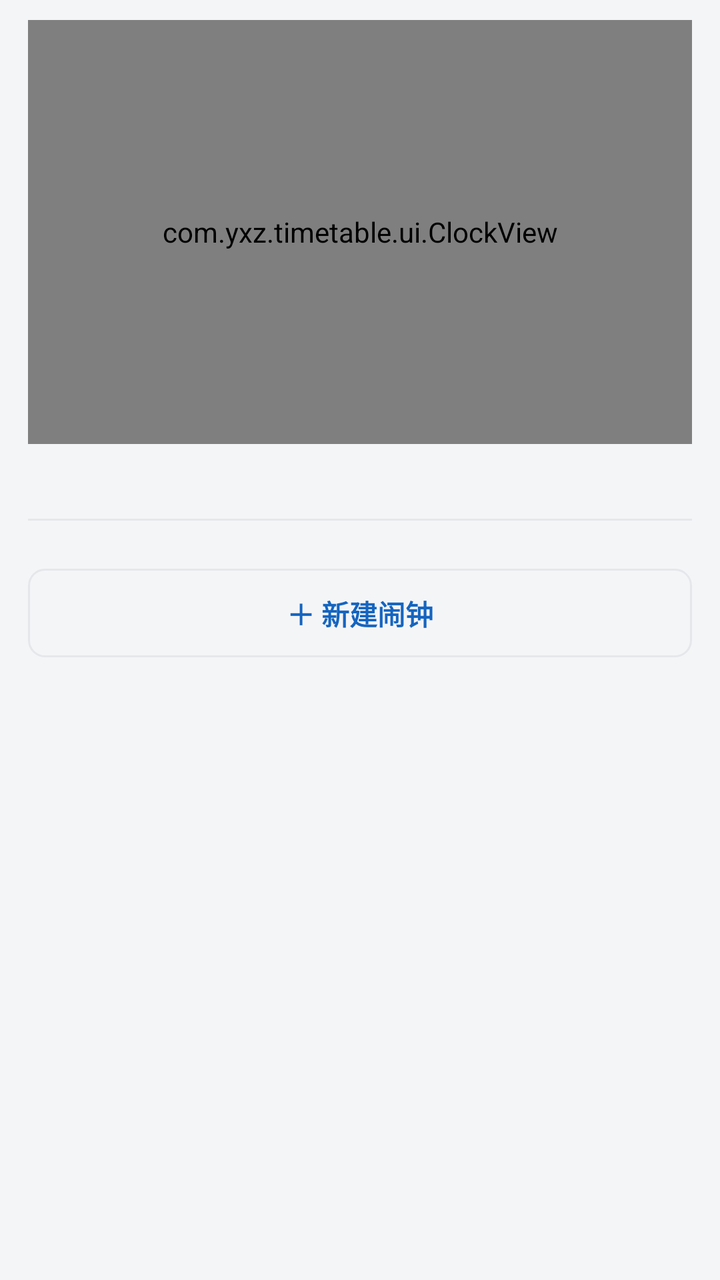
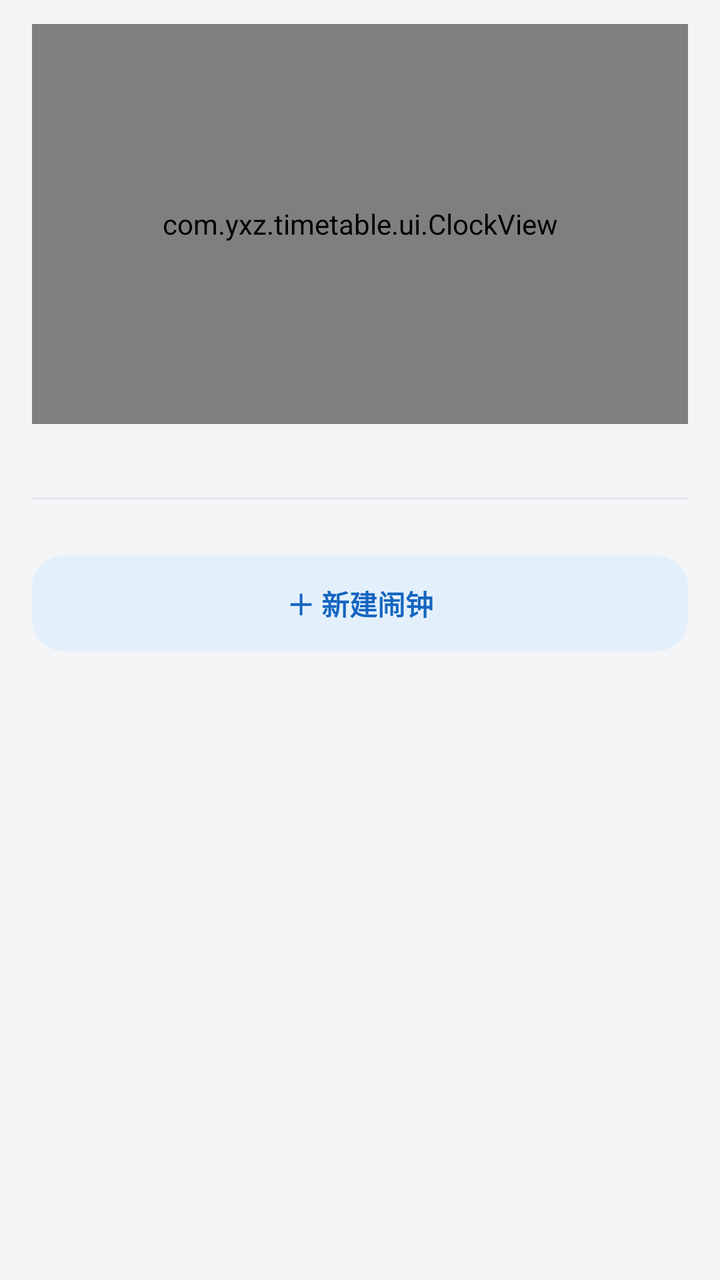

Compare the two renders of this Android layout. The source of the first and the diff that turns it into the second are given below.
<!-- AndroidManifest.xml: application theme Theme.Timetable -->
<!-- res/layout/fragment_alarm.xml -->
<?xml version="1.0" encoding="utf-8"?>
<ScrollView xmlns:android="http://schemas.android.com/apk/res/android"
    android:layout_width="match_parent"
    android:layout_height="match_parent"
    android:fillViewport="true">

    <LinearLayout
        android:layout_width="match_parent"
        android:layout_height="wrap_content"
        android:orientation="vertical"
        android:paddingHorizontal="14dp"
        android:paddingTop="10dp"
        android:paddingBottom="18dp">

        
        <LinearLayout
            android:id="@+id/rowRinging"
            android:layout_width="match_parent"
            android:layout_height="wrap_content"
            android:layout_marginBottom="10dp"
            android:background="@drawable/bg_card"
            android:orientation="vertical"
            android:paddingHorizontal="14dp"
            android:paddingVertical="12dp"
            android:visibility="gone">

            <TextView
                android:id="@+id/tvRinging"
                android:layout_width="match_parent"
                android:layout_height="wrap_content"
                android:ellipsize="end"
                android:includeFontPadding="false"
                android:maxLines="1"
                android:text="@string/alarm_ringing"
                android:textColor="?attr/accentColor"
                android:textSize="15sp"
                android:textStyle="bold" />

            <LinearLayout
                android:layout_width="match_parent"
                android:layout_height="wrap_content"
                android:layout_marginTop="10dp"
                android:orientation="horizontal">

                <Button
                    android:id="@+id/btnRingStop"
                    android:layout_width="0dp"
                    android:layout_height="52dp"
                    android:layout_weight="1"
                    android:backgroundTint="?attr/accentColor"
                    android:text="@string/alarm_ring_stop"
                    android:textColor="#FFFFFFFF"
                    android:textSize="16sp"
                    android:textStyle="bold" />

                <Button
                    android:id="@+id/btnRingSnooze"
                    android:layout_width="0dp"
                    android:layout_height="52dp"
                    android:layout_marginStart="8dp"
                    android:layout_weight="1"
                    android:backgroundTint="?attr/accentSoftColor"
                    android:text="@string/alarm_ring_snooze"
                    android:textColor="?attr/accentColor"
                    android:textSize="15sp" />
            </LinearLayout>
        </LinearLayout>

        <com.yxz.timetable.ui.ClockView
            android:id="@+id/clock"
            android:layout_width="match_parent"
            android:layout_height="212dp" />

        
        <TextView
            android:id="@+id/tvNext"
            android:layout_width="match_parent"
            android:layout_height="wrap_content"
            android:layout_marginTop="10dp"
            android:gravity="center"
            android:includeFontPadding="false"
            android:textColor="?attr/accentColor"
            android:textSize="13sp" />

        
        <TextView
            android:id="@+id/tvHolidayHint"
            android:layout_width="match_parent"
            android:layout_height="wrap_content"
            android:layout_marginTop="4dp"
            android:gravity="center"
            android:includeFontPadding="false"
            android:textColor="@color/text_secondary"
            android:textSize="11sp"
            android:visibility="gone" />

        <View
            android:layout_width="match_parent"
            android:layout_height="1dp"
            android:layout_marginTop="12dp"
            android:layout_marginBottom="10dp"
            android:background="@color/divider" />

        <LinearLayout
            android:id="@+id/list"
            android:layout_width="match_parent"
            android:layout_height="wrap_content"
            android:orientation="vertical" />

        <TextView
            android:id="@+id/tvEmpty"
            android:layout_width="match_parent"
            android:layout_height="wrap_content"
            android:layout_marginTop="18dp"
            android:gravity="center"
            android:includeFontPadding="false"
            android:lineSpacingExtra="4dp"
            android:text="@string/alarm_empty"
            android:textColor="@color/text_secondary"
            android:textSize="12.5sp"
            android:visibility="gone" />

        <TextView
            android:id="@+id/btnAdd"
            android:layout_width="match_parent"
            android:layout_height="wrap_content"
            android:layout_marginTop="14dp"
            android:background="@drawable/bg_prompt_box"
            android:gravity="center"
            android:includeFontPadding="false"
            android:paddingVertical="12dp"
            android:text="@string/alarm_add"
            android:textColor="?attr/accentColor"
            android:textSize="14sp"
            android:textStyle="bold" />
    </LinearLayout>
</ScrollView>
<!-- resources referenced by this layout -->
<resources>
  <color name="divider">#E5E7EB</color>
  <color name="text_secondary">#6B7280</color>
  <!-- drawable bg_card (drawable) -->
  <?xml version="1.0" encoding="utf-8"?>
  <shape xmlns:android="http://schemas.android.com/apk/res/android"
      android:shape="rectangle">
      <solid android:color="@color/card_bg" />
      <corners android:radius="14dp" />
      <stroke
          android:width="1dp"
          android:color="@color/divider" />
  </shape>
  <!-- drawable bg_prompt_box (drawable) -->
  <?xml version="1.0" encoding="utf-8"?>
  <shape xmlns:android="http://schemas.android.com/apk/res/android"
      android:shape="rectangle">
      <solid android:color="@color/app_bg" />
      <corners android:radius="8dp" />
      <stroke
          android:width="1dp"
          android:color="@color/divider" />
  </shape>
  <string name="alarm_add">＋ 新建闹钟</string>
  <string name="alarm_empty">还没有闹钟。\n点下面的「新建闹钟」，或者在课表页点一格，用卡片上的「设置闹钟」给某门课单独设一个。</string>
  <string name="alarm_ring_snooze">贪睡</string>
  <string name="alarm_ring_stop">停 止</string>
  <string name="alarm_ringing">⏰ 正在响铃</string>
  <style name="Theme.Timetable" parent="Theme.Material3.DayNight.NoActionBar">
          <item name="android:windowBackground">@color/app_bg</item>
  
          
          <item name="accentColor">@color/accent_blue</item>
          <item name="accentSoftColor">@color/accent_soft_blue</item>
  
          
          <item name="colorPrimary">@color/accent_blue</item>
      </style>
  <color name="card_bg">#FFFFFF</color>
  <color name="app_bg">#F4F5F7</color>
  <color name="accent_blue">#1565C0</color>
  <color name="accent_soft_blue">#E3F0FC</color>
</resources>

<!-- the commit's change to res/layout/fragment_alarm.xml (unified diff, before → after) -->
@@ -8,20 +8,20 @@
         android:layout_width="match_parent"
         android:layout_height="wrap_content"
         android:orientation="vertical"
-        android:paddingHorizontal="14dp"
-        android:paddingTop="10dp"
-        android:paddingBottom="18dp">
+        android:paddingHorizontal="@dimen/page_padding"
+        android:paddingTop="12dp"
+        android:paddingBottom="20dp">
 
         
         <LinearLayout
             android:id="@+id/rowRinging"
             android:layout_width="match_parent"
             android:layout_height="wrap_content"
-            android:layout_marginBottom="10dp"
+            android:layout_marginBottom="12dp"
             android:background="@drawable/bg_card"
             android:orientation="vertical"
-            android:paddingHorizontal="14dp"
-            android:paddingVertical="12dp"
+            android:paddingHorizontal="16dp"
+            android:paddingVertical="14dp"
             android:visibility="gone">
 
             <TextView
@@ -39,7 +39,7 @@
             <LinearLayout
                 android:layout_width="match_parent"
                 android:layout_height="wrap_content"
-                android:layout_marginTop="10dp"
+                android:layout_marginTop="12dp"
                 android:orientation="horizontal">
 
                 <Button
@@ -49,7 +49,7 @@
                     android:layout_weight="1"
                     android:backgroundTint="?attr/accentColor"
                     android:text="@string/alarm_ring_stop"
-                    android:textColor="#FFFFFFFF"
+                    android:textColor="@color/on_accent"
                     android:textSize="16sp"
                     android:textStyle="bold" />
 
@@ -69,18 +69,18 @@
         <com.yxz.timetable.ui.ClockView
             android:id="@+id/clock"
             android:layout_width="match_parent"
-            android:layout_height="212dp" />
+            android:layout_height="200dp" />
 
         
         <TextView
             android:id="@+id/tvNext"
             android:layout_width="match_parent"
             android:layout_height="wrap_content"
-            android:layout_marginTop="10dp"
+            android:layout_marginTop="8dp"
             android:gravity="center"
             android:includeFontPadding="false"
             android:textColor="?attr/accentColor"
-            android:textSize="13sp" />
+            android:textSize="12.5sp" />
 
         
         <TextView
@@ -94,11 +94,49 @@
             android:textSize="11sp"
             android:visibility="gone" />
 
+        
+        <TextView
+            android:id="@+id/tvMissed"
+            android:layout_width="match_parent"
+            android:layout_height="wrap_content"
+            android:layout_marginTop="10dp"
+            android:background="@drawable/bg_card_accent"
+            android:lineSpacingExtra="2dp"
+            android:padding="12dp"
+            android:textColor="?attr/accentColor"
+            android:textSize="12sp"
+            android:visibility="gone" />
+
+        
+        <TextView
+            android:id="@+id/tvWarning"
+            android:layout_width="match_parent"
+            android:layout_height="wrap_content"
+            android:layout_marginTop="8dp"
+            android:background="@drawable/bg_card_accent"
+            android:lineSpacingExtra="2dp"
+            android:padding="12dp"
+            android:textColor="?attr/accentColor"
+            android:textSize="11.5sp"
+            android:visibility="gone" />
+
+        
+        <TextView
+            android:id="@+id/tvLastRang"
+            android:layout_width="match_parent"
+            android:layout_height="wrap_content"
+            android:layout_marginTop="6dp"
+            android:gravity="center"
+            android:includeFontPadding="false"
+            android:textColor="@color/text_secondary"
+            android:textSize="11sp"
+            android:visibility="gone" />
+
         <View
             android:layout_width="match_parent"
             android:layout_height="1dp"
-            android:layout_marginTop="12dp"
-            android:layout_marginBottom="10dp"
+            android:layout_marginTop="14dp"
+            android:layout_marginBottom="12dp"
             android:background="@color/divider" />
 
         <LinearLayout
@@ -111,24 +149,23 @@
             android:id="@+id/tvEmpty"
             android:layout_width="match_parent"
             android:layout_height="wrap_content"
-            android:layout_marginTop="18dp"
+            android:layout_marginTop="20dp"
             android:gravity="center"
             android:includeFontPadding="false"
-            android:lineSpacingExtra="4dp"
+            android:lineSpacingExtra="5dp"
             android:text="@string/alarm_empty"
             android:textColor="@color/text_secondary"
-            android:textSize="12.5sp"
+            android:textSize="12sp"
             android:visibility="gone" />
 
         <TextView
             android:id="@+id/btnAdd"
             android:layout_width="match_parent"
-            android:layout_height="wrap_content"
-            android:layout_marginTop="14dp"
-            android:background="@drawable/bg_prompt_box"
+            android:layout_height="48dp"
+            android:layout_marginTop="16dp"
+            android:background="@drawable/bg_card_accent"
             android:gravity="center"
             android:includeFontPadding="false"
-            android:paddingVertical="12dp"
             android:text="@string/alarm_add"
             android:textColor="?attr/accentColor"
             android:textSize="14sp"
<!-- resource entries referenced after the edit -->
@@ -1,43 +1,54 @@
 <!-- resources referenced by this layout -->
 <resources>
   <color name="divider">#E5E7EB</color>
+  <color name="on_accent">#FFFFFF</color>
   <color name="text_secondary">#6B7280</color>
+  <dimen name="page_padding">16dp</dimen>
   <!-- drawable bg_card (drawable) -->
   <?xml version="1.0" encoding="utf-8"?>
   <shape xmlns:android="http://schemas.android.com/apk/res/android"
       android:shape="rectangle">
       <solid android:color="@color/card_bg" />
-      <corners android:radius="14dp" />
+      <corners android:radius="@dimen/card_radius" />
       <stroke
           android:width="1dp"
-          android:color="@color/divider" />
+          android:color="@color/card_stroke" />
   </shape>
-  <!-- drawable bg_prompt_box (drawable) -->
+  <!-- drawable bg_card_accent (drawable) -->
   <?xml version="1.0" encoding="utf-8"?>
   <shape xmlns:android="http://schemas.android.com/apk/res/android"
       android:shape="rectangle">
-      <solid android:color="@color/app_bg" />
-      <corners android:radius="8dp" />
-      <stroke
-          android:width="1dp"
-          android:color="@color/divider" />
+      <solid android:color="?attr/accentSoftColor" />
+      <corners android:radius="@dimen/card_radius" />
   </shape>
   <string name="alarm_add">＋ 新建闹钟</string>
-  <string name="alarm_empty">还没有闹钟。\n点下面的「新建闹钟」，或者在课表页点一格，用卡片上的「设置闹钟」给某门课单独设一个。</string>
+  <string name="alarm_empty">还没有闹钟。\n点下方新建，或在课表页点一格给某门课设一个。</string>
   <string name="alarm_ring_snooze">贪睡</string>
   <string name="alarm_ring_stop">停 止</string>
   <string name="alarm_ringing">⏰ 正在响铃</string>
   <style name="Theme.Timetable" parent="Theme.Material3.DayNight.NoActionBar">
           <item name="android:windowBackground">@color/app_bg</item>
   
-          
           <item name="accentColor">@color/accent_blue</item>
           <item name="accentSoftColor">@color/accent_soft_blue</item>
   
-          
           <item name="colorPrimary">@color/accent_blue</item>
+          <item name="colorOnPrimary">@color/on_accent</item>
+          <item name="colorPrimaryContainer">@color/accent_soft_blue</item>
+          <item name="colorOnPrimaryContainer">@color/accent_blue</item>
+  
+          <item name="colorSecondary">@color/accent_blue</item>
+          <item name="colorOnSecondary">@color/on_accent</item>
+  
+          <item name="colorSecondaryContainer">@color/accent_soft_blue</item>
+          <item name="colorOnSecondaryContainer">@color/accent_blue</item>
+  
+          <item name="colorAccent">@color/accent_blue</item>
+          <item name="android:colorControlActivated">@color/accent_blue</item>
       </style>
   <color name="card_bg">#FFFFFF</color>
+  <dimen name="card_radius">16dp</dimen>
+  <color name="card_stroke">#E8EBF0</color>
   <color name="app_bg">#F4F5F7</color>
   <color name="accent_blue">#1565C0</color>
   <color name="accent_soft_blue">#E3F0FC</color>
